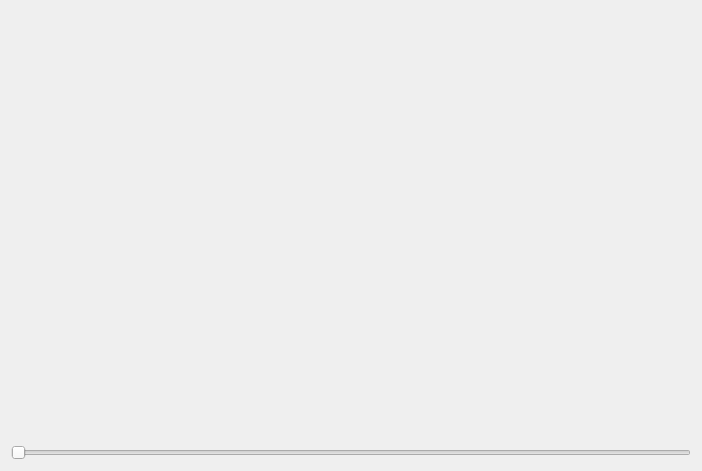
This is pc/master/qturntable.ui in plule/pfe-costumes as Qt 5 draws it before an edit. The edited form follows.
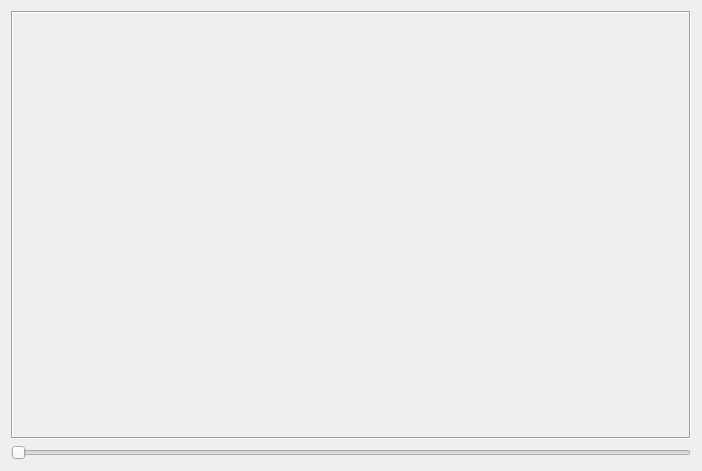
This is the edited form.

Patch:
```diff
--- a/pc/master/qturntable.ui
+++ b/pc/master/qturntable.ui
@@ -16,9 +16,21 @@
   <layout class="QVBoxLayout" name="verticalLayout">
    <item>
     <widget class="QLabel" name="displayer">
+     <property name="frameShape">
+      <enum>QFrame::Box</enum>
+     </property>
+     <property name="frameShadow">
+      <enum>QFrame::Sunken</enum>
+     </property>
      <property name="text">
       <string/>
      </property>
+     <property name="alignment">
+      <set>Qt::AlignCenter</set>
+     </property>
+     <property name="margin">
+      <number>5</number>
+     </property>
     </widget>
    </item>
    <item>
```
